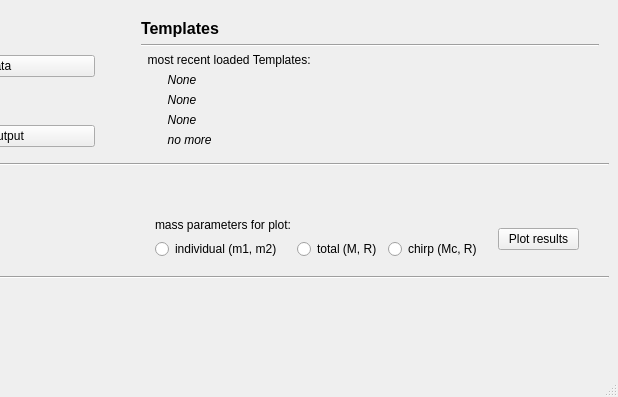
First picture: the form in data_screen.ui, repository mdaamKIT/MatchedFilter, before the edit; both pictures show x 383 to 1001 and y 0 to 397 of the 1001 by 397 pixel window.
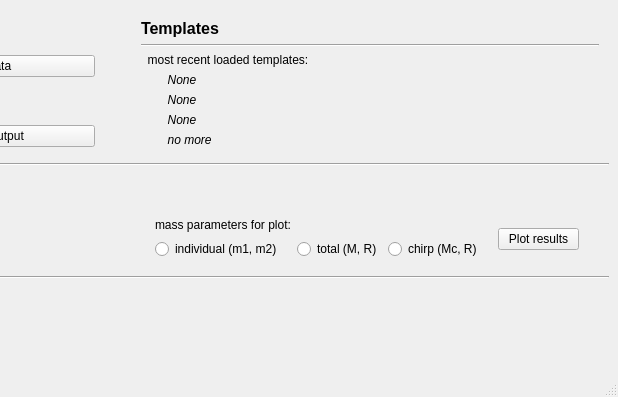
Second picture: the form after the edit.

```diff
--- a/data_screen.ui
+++ b/data_screen.ui
@@ -185,7 +185,7 @@
            </font>
           </property>
           <property name="text">
-           <string>  most recent loaded Templates:</string>
+           <string>  most recent loaded templates:</string>
           </property>
          </widget>
         </item>
```
